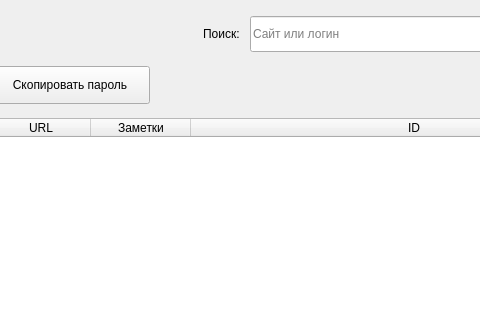
First picture: the form in mainwindow.ui, repository Art1fi/qtKharon, before the edit; both pictures show x 326 to 806 and y 0 to 320 of the 980 by 640 pixel window.
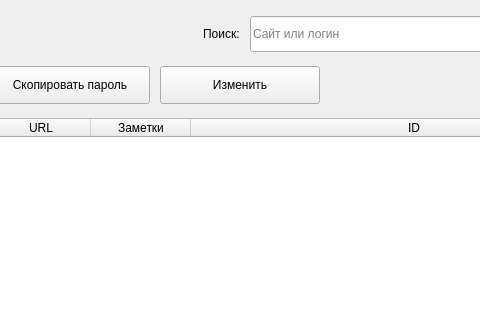
Second picture: the form after the edit.

The edit to the form file:
```diff
--- a/mainwindow.ui
+++ b/mainwindow.ui
@@ -121,6 +121,19 @@
         </property>
        </widget>
       </item>
+      <item>
+       <widget class="QPushButton" name="modifyButton">
+        <property name="minimumSize">
+         <size>
+          <width>160</width>
+          <height>38</height>
+         </size>
+        </property>
+        <property name="text">
+         <string>Изменить</string>
+        </property>
+       </widget>
+      </item>
       <item>
        <spacer name="horizontalSpacer_2">
         <property name="orientation">
```
Left out of the diff: 8 changed lines with no effect on the pictures.
